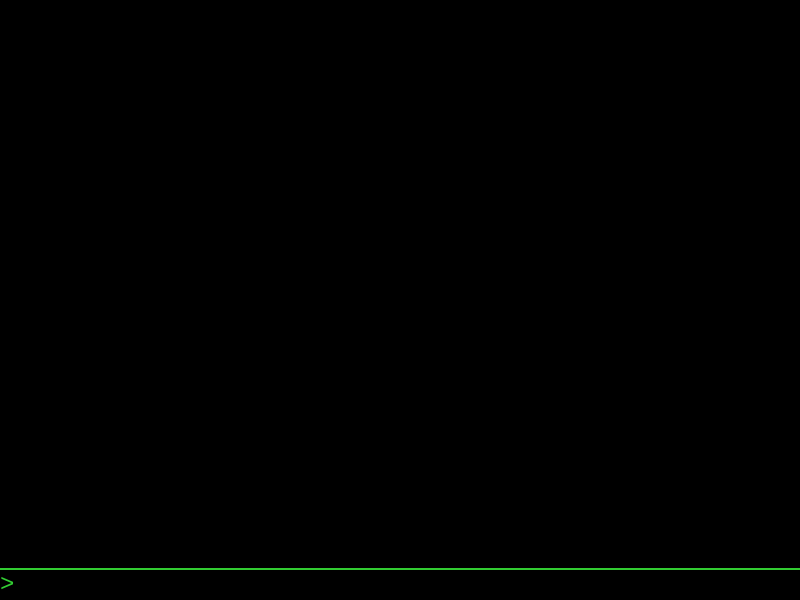
pencil2d/pencil, file app/ui/consolewindow.ui: the form before one commit.
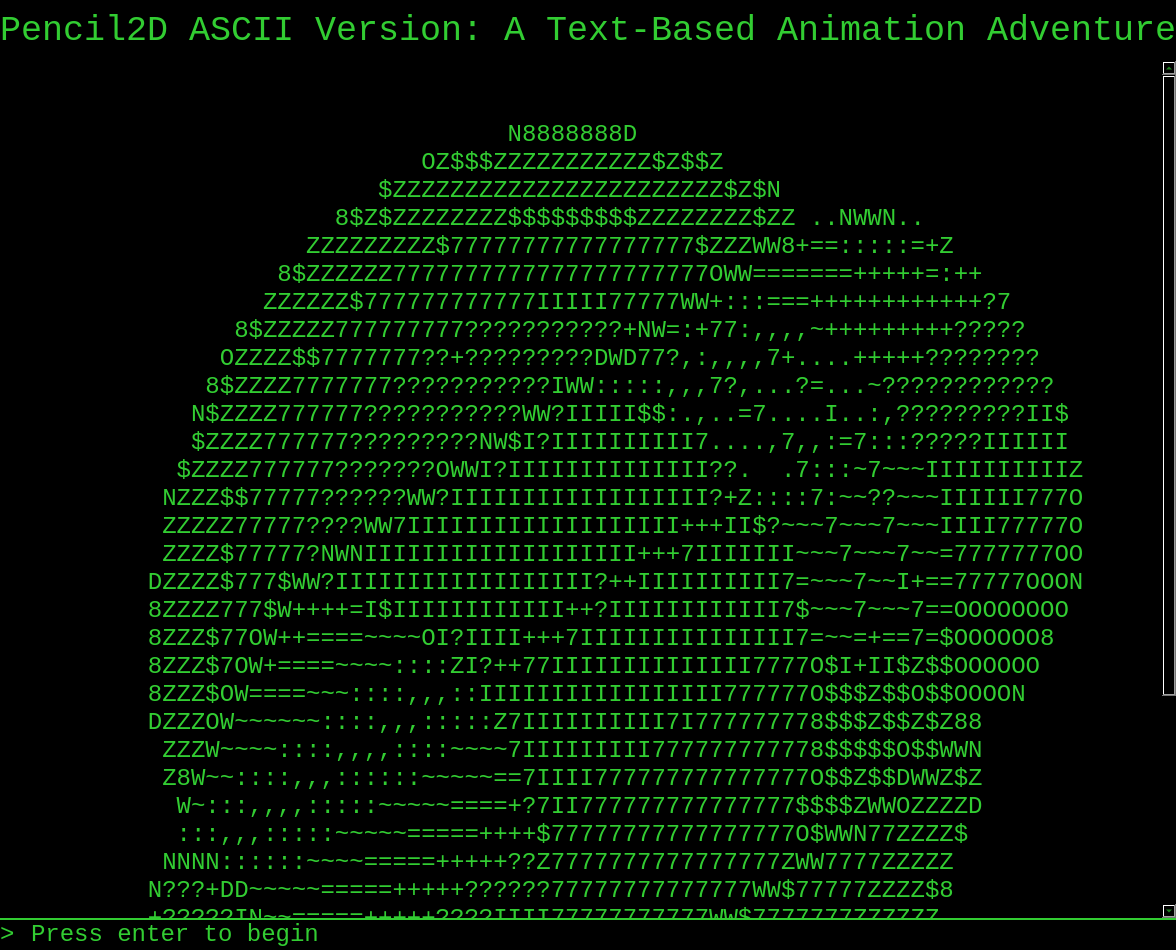
The form after the commit.

Commit message: Create splash screen

```diff
--- a/app/ui/consolewindow.ui
+++ b/app/ui/consolewindow.ui
@@ -6,8 +6,8 @@
    <rect>
     <x>0</x>
     <y>0</y>
-    <width>800</width>
-    <height>600</height>
+    <width>900</width>
+    <height>950</height>
    </rect>
   </property>
   <property name="font">
@@ -38,6 +38,25 @@
     <property name="bottomMargin">
      <number>0</number>
     </property>
+    <item>
+     <widget class="QLabel" name="label">
+      <property name="font">
+       <font>
+        <family>Courier New</family>
+        <pointsize>26</pointsize>
+       </font>
+      </property>
+      <property name="styleSheet">
+       <string notr="true">padding:10px 0;</string>
+      </property>
+      <property name="text">
+       <string>&lt;html&gt;&lt;head/&gt;&lt;body&gt;&lt;div style=&quot; margin-top:18px; margin-bottom:12px; margin-left:0px; margin-right:0px; -qt-block-indent:0; text-indent:0px;&quot;&gt;Pencil2D ASCII Version: A Text-Based Animation Adventure&lt;/div&gt;&lt;/body&gt;&lt;/html&gt;</string>
+      </property>
+      <property name="alignment">
+       <set>Qt::AlignCenter</set>
+      </property>
+     </widget>
+    </item>
     <item>
      <widget class="QPlainTextEdit" name="console">
       <property name="sizePolicy">
@@ -58,6 +77,48 @@
       <property name="readOnly">
        <bool>true</bool>
       </property>
+      <property name="plainText">
+       <string>
+
+                                   N8888888D
+                             OZ$$$ZZZZZZZZZZZ$Z$$Z
+                          $ZZZZZZZZZZZZZZZZZZZZZZZ$Z$N
+                       8$Z$ZZZZZZZZ$$$$$$$$$ZZZZZZZZ$ZZ ..NWWN..
+                     ZZZZZZZZZ$77777777777777777$ZZZWW8+==:::::=+Z
+                   8$ZZZZZZ7777777777777777777777OWW=======+++++=:++
+                  ZZZZZZ$777777777777IIIII77777WW+:::===++++++++++++?7
+                8$ZZZZZ777777777???????????+NW=:+77:,,,,~+++++++++?????
+               OZZZZ$$7777777??+?????????DWD77?,:,,,,7+....+++++????????
+              8$ZZZZ7777777???????????IWW:::::,,,7?,...?=...~????????????
+             N$ZZZZ777777???????????WW?IIIII$$:.,..=7....I..:,?????????II$
+             $ZZZZ777777?????????NW$I?IIIIIIIIII7....,7,,:=7:::?????IIIIII
+            $ZZZZ777777???????OWWI?IIIIIIIIIIIIII??.  .7:::~7~~~IIIIIIIIIIZ
+           NZZZ$$77777??????WW?IIIIIIIIIIIIIIIIII?+Z::::7:~~??~~~IIIIII777O
+           ZZZZZ77777????WW7IIIIIIIIIIIIIIIIIII+++II$?~~~7~~~7~~~IIII77777O
+           ZZZZ$77777?NWNIIIIIIIIIIIIIIIIIII+++7IIIIIII~~~7~~~7~~=7777777OO
+          DZZZZ$777$WW?IIIIIIIIIIIIIIIIII?++IIIIIIIIII7=~~~7~~I+==77777OOON
+          8ZZZZ777$W++++=I$IIIIIIIIIIII++?IIIIIIIIIIII7$~~~7~~~7==OOOOOOOO
+          8ZZZ$77OW++====~~~~OI?IIII+++7IIIIIIIIIIIIIII7=~~=+==7=$OOOOOO8
+          8ZZZ$7OW+====~~~~::::ZI?++77IIIIIIIIIIIIII7777O$I+II$Z$$OOOOOO
+          8ZZZ$OW====~~~::::,,,::IIIIIIIIIIIIIIIII777777O$$$Z$$O$$OOOON
+          DZZZOW~~~~~~::::,,,:::::Z7IIIIIIIIII7I777777778$$$Z$$Z$Z88
+           ZZZW~~~~::::,,,,::::~~~~7IIIIIIIII777777777778$$$$$O$$WWN
+           Z8W~~::::,,,::::::~~~~~==7IIII777777777777777O$$Z$$DWWZ$Z
+            W~:::,,,,:::::~~~~~====+?7II777777777777777$$$$ZWWOZZZZD
+            :::,,,:::::~~~~~=====++++$77777777777777777O$WWN77ZZZZ$
+           NNNN::::::~~~~=====+++++??Z7777777777777777ZWW7777ZZZZZ
+          N???+DD~~~~~=====+++++??????77777777777777WW$77777ZZZZ$8
+          +?????IN~~=====+++++????IIII77777777777WW$7777777ZZZZZZ
+        N???????ONN===+++++????IIIIII777777777WWD?77777777$ZZZZZ
+       N????++? NDNO++++????IIIIIIIIIZ77777ZWN?I77777777ZZZZ$$8
+      N+?+?ZNNNDDDDN+?????IIIIIIIIII?777$WW77777777777$ZZZZZZ
+     NNNNNNDDDDDDDDN???IIIIIIIIIIIIIZ7WWO77777777777ZZZZZZZZ
+     NDDDDDDDDDDDNNOIIIIIII7II7IIIIDWD7777777777$ZZZZZZZ$Z
+                        NNNND8OOZZZZ$$$$$$$$ZZZZZZZZ$Z$O
+                          $ZZZZZZZZZZZZZZZZZZZZZZZ$Z$N
+                             8$$ZZZZZZZZZZZZZZZZ$O
+                                   N8888888D</string>
+      </property>
      </widget>
     </item>
     <item>
@@ -90,7 +151,7 @@
          <string notr="true">border:none;background:transparent;</string>
         </property>
         <property name="text">
-         <string/>
+         <string>Press enter to begin</string>
         </property>
        </widget>
       </item>
```
The commit also changes 2 other files.
